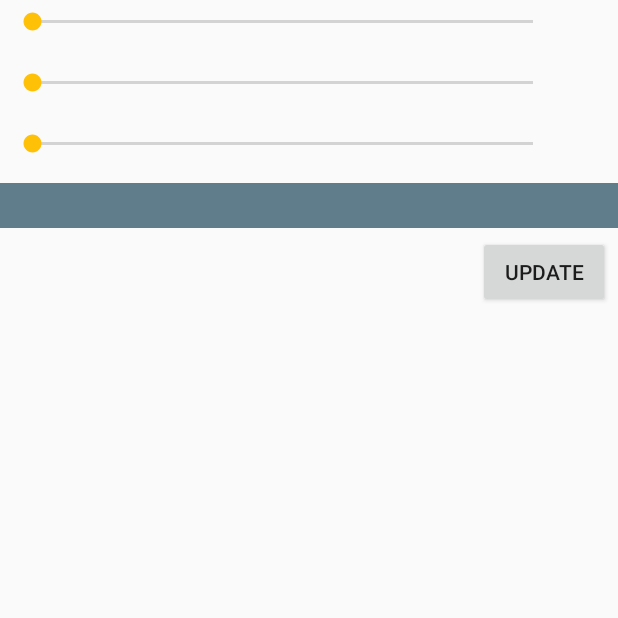
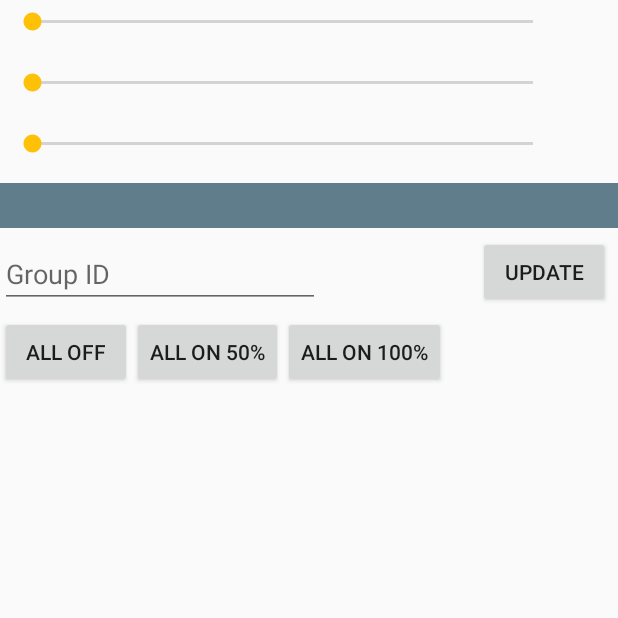
Before and after one commit to alombardo4/BleLights, an Android app: the fragment LightControlFragment shown on its own in the app's theme, on a phone screen of 412 x 824 dp, the top half of it. Run offline under Robolectric (Android 15) with nearby library versions, the phone set to English and light mode, and no system bars; 3 statements that could not run were skipped.

Commit message:
Master communicates with slaves. Slaves have IDs. Android can address and has shortcuts

```diff
--- a/Android/BLELights/app/src/main/java/com/alec/blelights/controllers/LightControlFragment.java
+++ b/Android/BLELights/app/src/main/java/com/alec/blelights/controllers/LightControlFragment.java
@@ -18,6 +18,7 @@ import android.view.LayoutInflater;
 import android.view.View;
 import android.view.ViewGroup;
 import android.widget.Button;
+import android.widget.EditText;
 import android.widget.ImageView;
 import android.widget.SeekBar;
 import android.widget.Toast;
@@ -41,7 +42,8 @@ public class LightControlFragment extends Fragment {
     private View view;
     private SeekBar red, green, blue;
     private ImageView rI, gI, bI, overallColor;
-    private Button updateButton;
+    private EditText groupNumber;
+    private Button updateButton, allOffButton, on100Button, on50Button;
     private RBLService mBluetoothLeService;
 
     private Map<UUID, BluetoothGattCharacteristic> map = new HashMap<UUID, BluetoothGattCharacteristic>();
@@ -143,15 +145,19 @@ public class LightControlFragment extends Fragment {
         bI = (ImageView) view.findViewById(R.id.blue_image);
         overallColor = (ImageView) view.findViewById(R.id.overall_color);
         updateButton = (Button) view.findViewById(R.id.update_button);
-
+        allOffButton = (Button) view.findViewById(R.id.button_alloff);
+        allOffButton.setOnClickListener(new AllOffButtonClicked());
+        on100Button = (Button) view.findViewById(R.id.button_allon100);
+        on100Button.setOnClickListener(new On100ButtonClicked());
+        on50Button = (Button) view.findViewById(R.id.button_allon50);
+        on50Button.setOnClickListener(new On50ButtonClicked());
         updateButton.setOnClickListener(new UpdateLightsClicked());
+        groupNumber = (EditText) view.findViewById(R.id.group_id_edittext);
 
         return view;
     }
 
     private class UpdateLightsClicked implements View.OnClickListener {
-
-
         @Override
         public void onClick(View v) {
             BluetoothGattCharacteristic characteristic = map.get(RBLService.UUID_BLE_SHIELD_TX);
@@ -163,6 +169,12 @@ public class LightControlFragment extends Fragment {
             tx[3] = (byte) blue.getProgress();
             tx[4] = 0x00;
             tx[5] = 0x00;
+            try {
+                byte group = Byte.parseByte(groupNumber.getText().toString());
+                tx[5] = group;
+            } catch (Exception e) {
+                tx[5] = 0x00;
+            }
             tx[6] = (byte) 100;
             mBluetoothLeService.connect(light.getAddress());
             characteristic.setValue(tx);
@@ -171,6 +183,37 @@ public class LightControlFragment extends Fragment {
         }
     }
 
+    private abstract class SetAllLightsButtonClicked implements View.OnClickListener {
+
+        public void setAll(int value) {
+            blue.setProgress(value);
+            green.setProgress(value);
+            red.setProgress(value);
+            groupNumber.setText("0");
+        }
+    }
+
+    private class AllOffButtonClicked extends SetAllLightsButtonClicked {
+
+        @Override
+        public void onClick(View v) {
+            setAll(0);
+        }
+    }
+    private class On50ButtonClicked extends SetAllLightsButtonClicked {
+
+        @Override
+        public void onClick(View v) {
+            setAll(50);
+        }
+    }
+    private class On100ButtonClicked extends SetAllLightsButtonClicked {
+
+        @Override
+        public void onClick(View v) {
+            setAll(100);
+        }
+    }
     private void getGattService(BluetoothGattService gattService) {
         if (gattService == null)
             return;
--- a/Android/BLELights/app/src/main/res/layout/fragment_light_control.xml
+++ b/Android/BLELights/app/src/main/res/layout/fragment_light_control.xml
@@ -107,4 +107,38 @@
         android:background="@color/primary"
         android:layout_alignParentStart="true"
         android:layout_alignParentEnd="true" />
+
+    <EditText
+        android:layout_width="wrap_content"
+        android:layout_height="wrap_content"
+        android:inputType="number"
+        android:ems="10"
+        android:id="@+id/group_id_edittext"
+        android:hint="@string/groupid"
+        android:layout_alignBottom="@+id/update_button"
+        android:layout_alignParentStart="true" />
+
+    <Button
+        android:layout_width="wrap_content"
+        android:layout_height="wrap_content"
+        android:text="@string/alloff"
+        android:id="@+id/button_alloff"
+        android:layout_below="@+id/update_button"
+        android:layout_alignParentStart="true" />
+
+    <Button
+        android:layout_width="wrap_content"
+        android:layout_height="wrap_content"
+        android:text="@string/allon50"
+        android:id="@+id/button_allon50"
+        android:layout_alignTop="@+id/button_alloff"
+        android:layout_toEndOf="@+id/button_alloff" />
+
+    <Button
+        android:layout_width="wrap_content"
+        android:layout_height="wrap_content"
+        android:text="@string/allon100"
+        android:id="@+id/button_allon100"
+        android:layout_below="@+id/update_button"
+        android:layout_toEndOf="@+id/button_allon50" />
 </RelativeLayout>
--- a/Android/BLELights/app/src/main/res/values/strings.xml
+++ b/Android/BLELights/app/src/main/res/values/strings.xml
@@ -3,7 +3,10 @@
     <string name="hello_world">Hello world!</string>
     <string name="action_settings">Settings</string>
     <string name="update">Update</string>
-
+    <string name="groupid">Group ID</string>
+    <string name="alloff">All Off</string>
+    <string name="allon100">All On 100%</string>
+    <string name="allon50">All On 50%</string>
 <!-- TODO: Remove or change this placeholder text -->
     <string name="hello_blank_fragment">Hello blank fragment</string>
 </resources>
```
Also changed, not shown: 2 other files.
